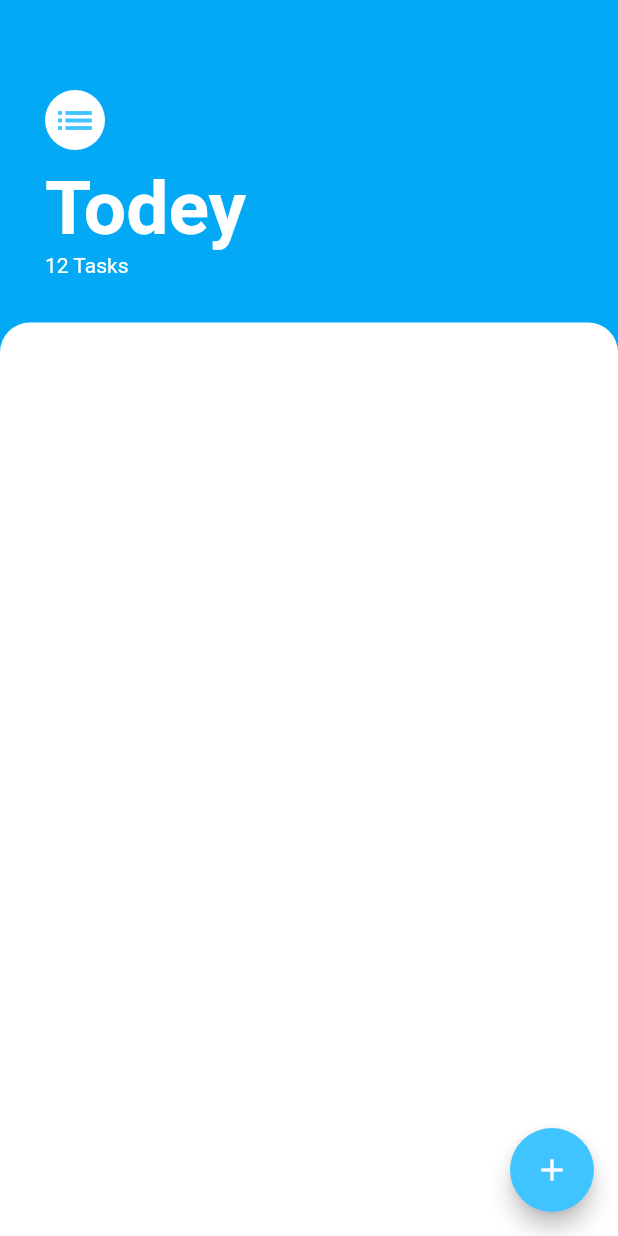
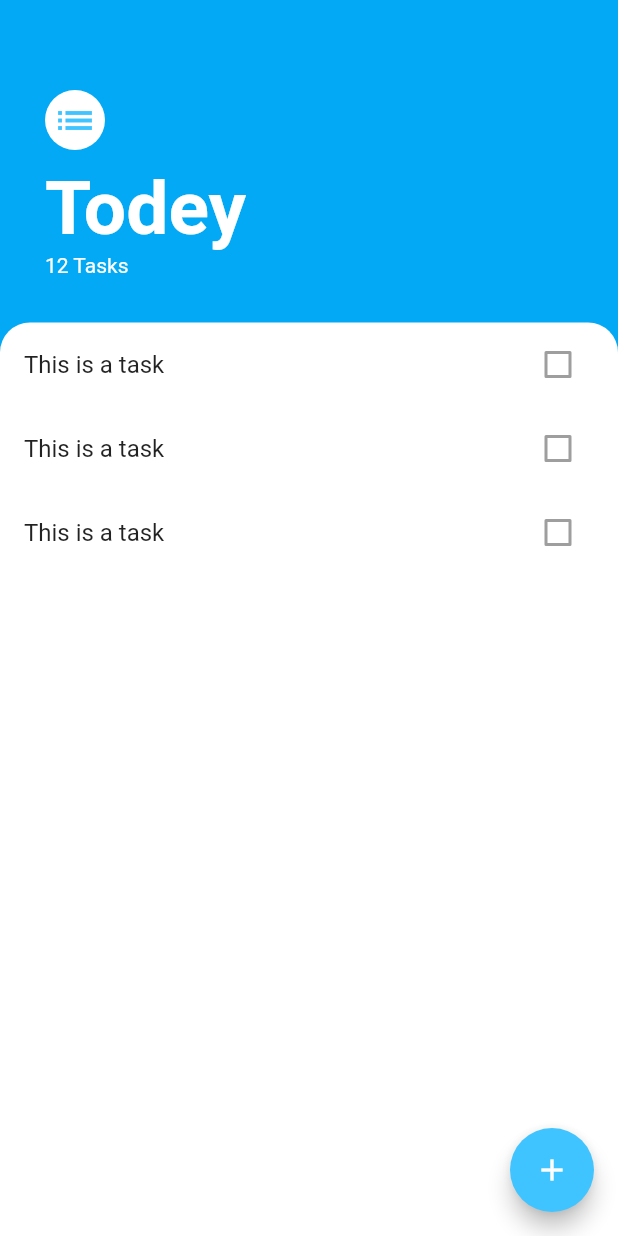
Before and after one commit to JakubCelewicz/flutter-todoey, a Flutter app: the screen it shows after launch, on a phone screen of 412 x 824 dp. Run offline on Flutter 3.47's test engine with Material 2 defaults, Android fonts, the phone set to English and light mode, and no system bars.

Commit message:
added two widgets task_list, task_tile

```diff
--- /dev/null
+++ b/lib/Todo.dart
@@ -0,0 +1,7 @@
+import 'package:flutter/cupertino.dart';
+
+class Todo {
+  String text;
+  bool isCompleted;
+  Todo(this.text, this.isCompleted);
+}
--- /dev/null
+++ b/lib/TodoManager.dart
@@ -0,0 +1,16 @@
+import 'Todo.dart';
+
+class TodoManager {
+  int _todoNumber = 0;
+  bool _todoFinished = false;
+
+  List<Todo> _todoList = [
+    Todo('buy milk', true),
+    Todo('vacum the car', false),
+    Todo('Sell stuf on allegro', false),
+  ];
+
+  List getAllTodo() {
+    return _todoList;
+  }
+}
--- a/lib/screens/task_screen.dart
+++ b/lib/screens/task_screen.dart
@@ -1,11 +1,18 @@
 import 'package:flutter/material.dart';
+// import 'package:todoey_flutter/TodoManager.dart';
+import 'package:todoey_flutter/widgets/tasks_list.dart';
 
 class TaskScreen extends StatelessWidget {
   @override
+  // TodoManager todoManager = TodoManager();
+
   Widget build(BuildContext context) {
     return Scaffold(
       backgroundColor: Colors.lightBlue,
       floatingActionButton: FloatingActionButton(
+        onPressed: () {
+          print('add todo');
+        },
         backgroundColor: Colors.lightBlueAccent,
         child: Icon(Icons.add),
       ),
@@ -44,12 +51,11 @@ class TaskScreen extends StatelessWidget {
                     topLeft: Radius.circular(20),
                     topRight: Radius.circular(20),
                   )),
-                child: ListView(
-                  children: <Widget>[],
-                ),
+              child: new TasksList(),
             ),
           ),
         ],
-        ));
+      ),
+    );
   }
 }
--- /dev/null
+++ b/lib/widgets/tasks_list.dart
@@ -0,0 +1,15 @@
+import 'package:flutter/material.dart';
+import 'tasks_tile.dart';
+
+class TasksList extends StatelessWidget {
+  @override
+  Widget build(BuildContext context) {
+    return ListView(
+      children: <Widget>[
+        TaskTile(),
+        TaskTile(),
+        TaskTile(),
+      ],
+    );
+  }
+}
--- /dev/null
+++ b/lib/widgets/tasks_tile.dart
@@ -0,0 +1,11 @@
+import 'package:flutter/material.dart';
+
+class TaskTile extends StatelessWidget {
+  @override
+  Widget build(BuildContext context) {
+    return ListTile(
+      title: Text('This is a task'),
+      trailing: Checkbox(value: false),
+    );
+  }
+}
```
Lines whose indentation alone changed are shown as unchanged.
